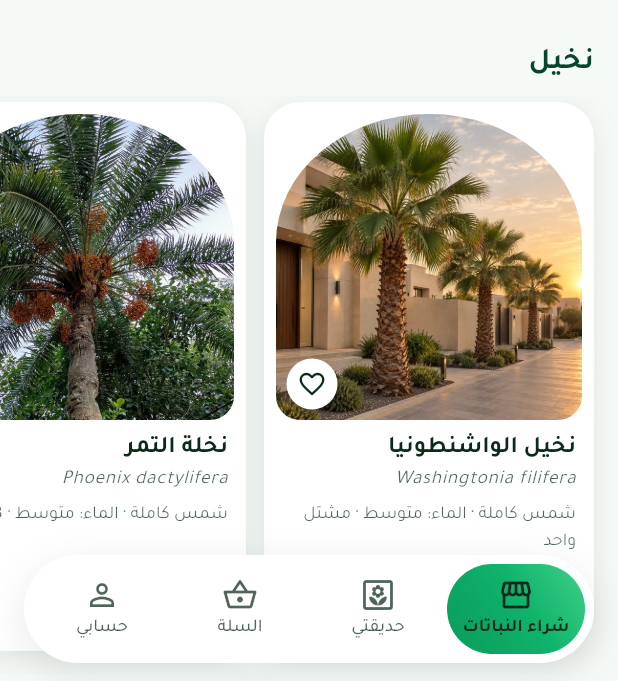
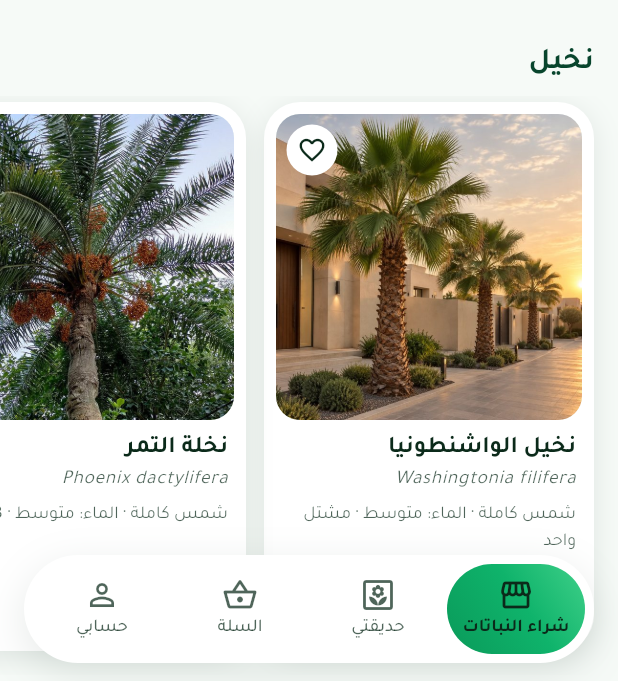
Before and after one commit to khalednjed-pixel/mashtal, a Flutter app: the screen it shows after launch, on a phone screen of 412 x 824 dp, the part 555-1236 px from its top. Run offline on Flutter 3.47's test engine with Material 3 defaults, Android fonts, the phone set to English and light mode, and no system bars; our stand-ins replace cloud_firestore, firebase_auth, firebase_core, go_router, image_picker, shared_preferences; accounts and stored records are empty.

Commit message:
Plant photos back to rounded corners
The arched photo frame is removed from the shop, the plant page and My
Garden; the save heart returns to the photo's top corner.

```diff
--- a/lib/ui/customer/garden_screen.dart
+++ b/lib/ui/customer/garden_screen.dart
@@ -10,7 +10,6 @@ import '../../logic/watering.dart';
 import '../../models/models.dart';
 import '../../state/app_state.dart';
 import '../theme.dart';
-import '../widgets/arch.dart';
 import '../widgets/care_sheet.dart';
 import '../widgets/common.dart';
 import '../widgets/garden_art.dart';
@@ -272,7 +271,7 @@ class GardenCard extends StatelessWidget {
                 children: [
                   AspectRatio(
                     aspectRatio: 1,
-                    child: Arch(child: PlantPhoto.fill(plant: plant, radius: 0)),
+                    child: PlantPhoto.fill(plant: plant, radius: MashtalSpace.radius),
                   ),
                   PositionedDirectional(
                     end: MashtalSpace.sm,
--- a/lib/ui/customer/plant_detail_screen.dart
+++ b/lib/ui/customer/plant_detail_screen.dart
@@ -10,7 +10,6 @@ import '../../models/models.dart';
 import '../../state/app_state.dart';
 import '../theme.dart';
 import '../widgets/add_to_cart_button.dart';
-import '../widgets/arch.dart';
 import '../widgets/common.dart';
 import '../widgets/plant_photo.dart';
 import '../widgets/save_button.dart';
@@ -262,13 +261,13 @@ class _PhotoGalleryState extends State<_PhotoGallery> {
             child: AspectRatio(
               aspectRatio: 1,
               child: photos.length == 1
-                  ? Arch(child: PlantPhoto.fill(plant: widget.plant, radius: 0))
+                  ? PlantPhoto.fill(plant: widget.plant, radius: MashtalSpace.radius)
                   : PageView.builder(
                       itemCount: photos.length,
                       onPageChanged: (i) => setState(() => _page = i),
                       itemBuilder: (_, i) => Padding(
                         padding: const EdgeInsets.symmetric(horizontal: 2),
-                        child: Arch(child: PlantPhoto.fill(plant: widget.plant, listingPhoto: photos[i], radius: 0)),
+                        child: PlantPhoto.fill(plant: widget.plant, listingPhoto: photos[i], radius: MashtalSpace.radius),
                       ),
                     ),
             ),
--- a/lib/ui/customer/shop_screen.dart
+++ b/lib/ui/customer/shop_screen.dart
@@ -9,7 +9,6 @@ import '../../logic/shop_filters.dart';
 import '../../models/models.dart';
 import '../../state/app_state.dart';
 import '../theme.dart';
-import '../widgets/arch.dart';
 import '../widgets/common.dart';
 import '../widgets/plant_photo.dart';
 import '../widgets/save_button.dart';
@@ -401,10 +400,9 @@ class _PlantCard extends StatelessWidget {
                   child: Stack(
                     fit: StackFit.expand,
                     children: [
-                      // Framed in a Najdi arch rather than a plain rectangle.
-                      Arch(child: PlantPhoto.fill(plant: p, radius: 0)),
-                      // Save for later: a small white disc at the photo's foot.
-                      PositionedDirectional(bottom: 0, end: 0, child: SaveButton(plantId: p.id, onPhoto: true)),
+                      PlantPhoto.fill(plant: p, radius: MashtalSpace.radius),
+                      // Save for later: a small white disc in the photo's corner.
+                      PositionedDirectional(top: 0, end: 0, child: SaveButton(plantId: p.id, onPhoto: true)),
                     ],
                   ),
                 ),
--- a/lib/ui/widgets/arch.dart
+++ /dev/null
@@ -1,41 +0,0 @@
-import 'package:flutter/widgets.dart';
-
-import '../theme.dart';
-
-/// The arched top of a Najdi doorway, used to frame plant photos instead of
-/// a plain rectangle: a rounded dome over straight sides, with softly
-/// rounded bottom corners.
-class ArchClipper extends CustomClipper<Path> {
-  const ArchClipper({this.bottomRadius = MashtalSpace.radius});
-  final double bottomRadius;
-
-  static Path archPath(Size size, double bottomRadius) {
-    final w = size.width, h = size.height;
-    final dome = (w * 0.42).clamp(0.0, h / 2);
-    final r = bottomRadius.clamp(0.0, w / 2);
-    return Path()
-      ..moveTo(0, dome)
-      ..arcToPoint(Offset(w, dome), radius: Radius.elliptical(w / 2, dome))
-      ..lineTo(w, h - r)
-      ..arcToPoint(Offset(w - r, h), radius: Radius.circular(r))
-      ..lineTo(r, h)
-      ..arcToPoint(Offset(0, h - r), radius: Radius.circular(r))
-      ..close();
-  }
-
-  @override
-  Path getClip(Size size) => archPath(size, bottomRadius);
-
-  @override
-  bool shouldReclip(ArchClipper old) => old.bottomRadius != bottomRadius;
-}
-
-/// Clips [child] to the arch.
-class Arch extends StatelessWidget {
-  const Arch({super.key, required this.child, this.bottomRadius = MashtalSpace.radius});
-  final Widget child;
-  final double bottomRadius;
-
-  @override
-  Widget build(BuildContext context) => ClipPath(clipper: ArchClipper(bottomRadius: bottomRadius), child: child);
-}
```
Also changed, not shown: 1 other file.
